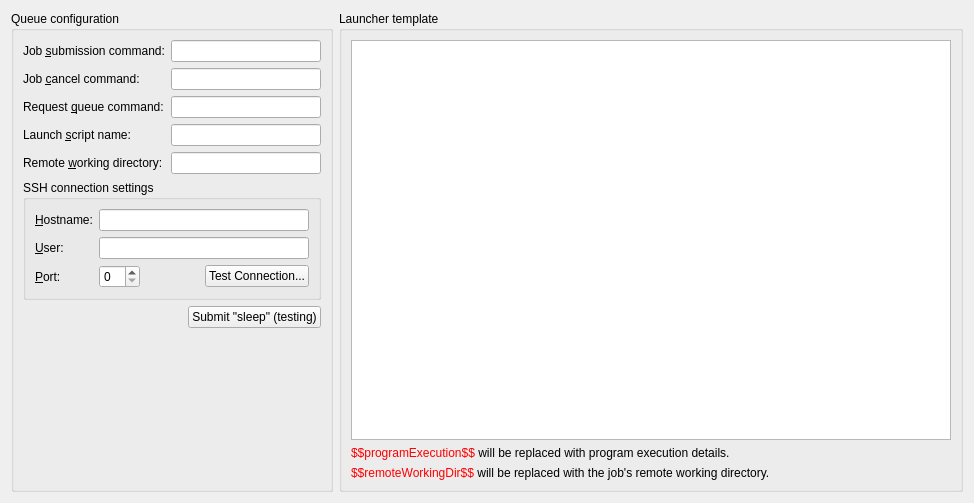
Above: molequeue/ui/remotequeuewidget.ui from OpenChemistry/molequeue before the change. Below: the same form after it.
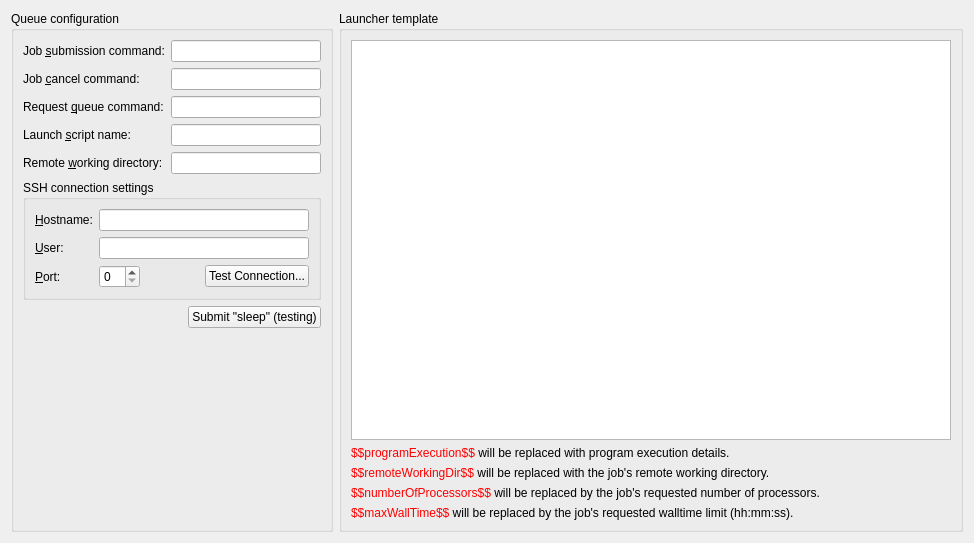
That is the form after the change.

Diff of the .ui file:
```diff
--- a/molequeue/ui/remotequeuewidget.ui
+++ b/molequeue/ui/remotequeuewidget.ui
@@ -7,7 +7,7 @@
     <x>0</x>
     <y>0</y>
     <width>958</width>
-    <height>480</height>
+    <height>498</height>
    </rect>
   </property>
   <property name="windowTitle">
@@ -200,6 +200,13 @@
       <string>Launcher template</string>
      </property>
      <layout class="QGridLayout" name="gridLayout_3">
+      <item row="3" column="0" colspan="2">
+       <widget class="QLabel" name="label_11">
+        <property name="text">
+         <string>&lt;html&gt;&lt;head/&gt;&lt;body&gt;&lt;p&gt;&lt;span style=&quot; color:#ff0000;&quot;&gt;$$numberOfProcessors$$&lt;/span&gt;&lt;span style=&quot; color:#000000;&quot;&gt; will be replaced by the job's requested number of processors.&lt;/span&gt;&lt;/p&gt;&lt;/body&gt;&lt;/html&gt;</string>
+        </property>
+       </widget>
+      </item>
       <item row="1" column="0" colspan="2">
        <widget class="QLabel" name="label_2">
         <property name="text">
@@ -224,6 +231,13 @@
         </property>
        </widget>
       </item>
+      <item row="4" column="0" colspan="2">
+       <widget class="QLabel" name="label_12">
+        <property name="text">
+         <string>&lt;html&gt;&lt;head/&gt;&lt;body&gt;&lt;p&gt;&lt;span style=&quot; color:#ff0000;&quot;&gt;$$maxWallTime$$&lt;/span&gt;&lt;span style=&quot; color:#000000;&quot;&gt; will be replaced by the job's requested walltime limit (hh:mm:ss).&lt;/span&gt;&lt;/p&gt;&lt;/body&gt;&lt;/html&gt;</string>
+        </property>
+       </widget>
+      </item>
      </layout>
     </widget>
    </item>
```
